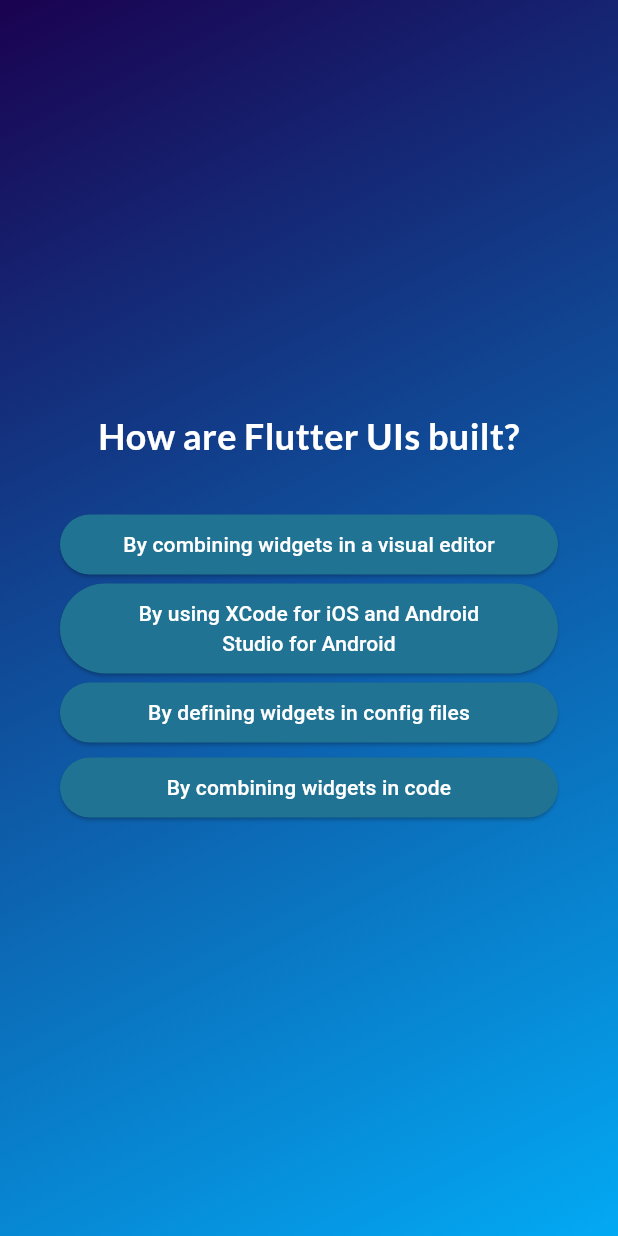
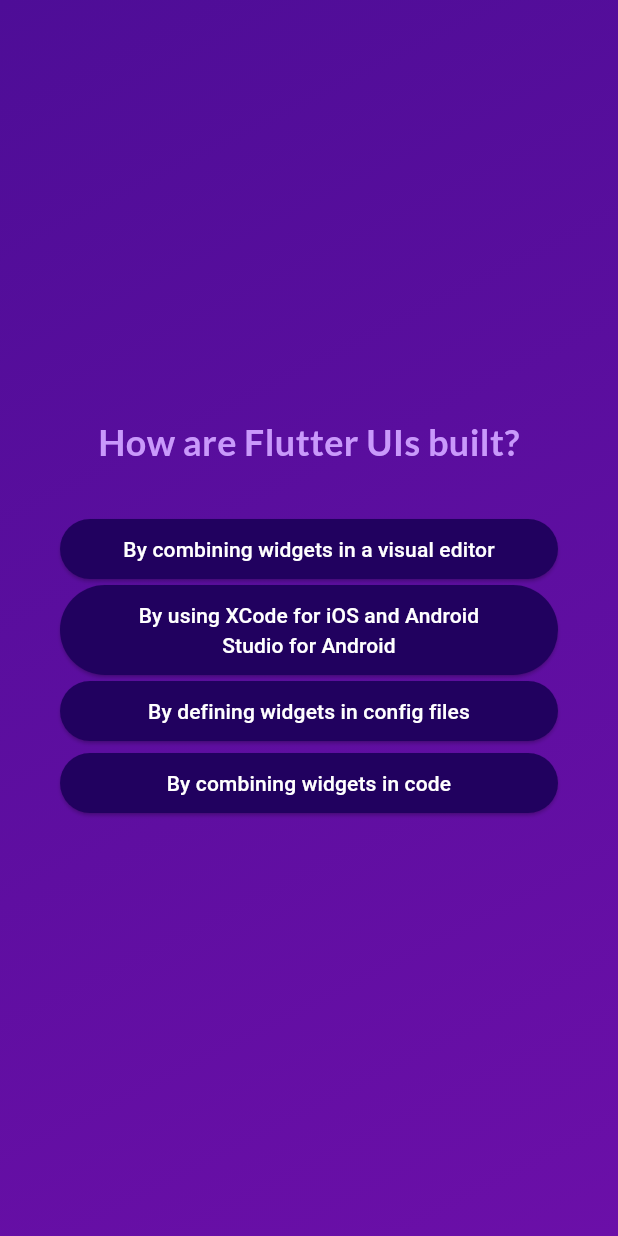
Before and after one commit to mfpullen22/quiz_app, a Flutter app: the screen it shows after launch, after a tap on "Start Quiz", after a tap on "Components", on a phone screen of 412 x 824 dp. Run offline on Flutter 3.47's test engine with Material 3 defaults, Android fonts, the phone set to English and light mode, and no system bars; our stand-ins replace google_fonts.

Commit message:
Starting project for debug section

```diff
--- a/lib/answer_button.dart
+++ b/lib/answer_button.dart
@@ -1,21 +1,25 @@
-import "package:flutter/material.dart";
+import 'package:flutter/material.dart';
 
 class AnswerButton extends StatelessWidget {
-  const AnswerButton(
-      {required this.answerText, required this.onTap, super.key});
+  const AnswerButton({
+    super.key,
+    required this.answerText,
+    required this.onTap,
+  });
 
   final String answerText;
   final void Function() onTap;
 
   @override
   Widget build(BuildContext context) {
-    return Container(
-      margin: const EdgeInsets.symmetric(vertical: 1),
-      child: ElevatedButton(
+    return ElevatedButton(
       onPressed: onTap,
       style: ElevatedButton.styleFrom(
-          padding: const EdgeInsets.symmetric(vertical: 10, horizontal: 40),
-          backgroundColor: const Color.fromARGB(255, 32, 115, 146),
+        padding: const EdgeInsets.symmetric(
+          vertical: 10,
+          horizontal: 40,
+        ),
+        backgroundColor: const Color.fromARGB(255, 33, 1, 95),
         foregroundColor: Colors.white,
         shape: RoundedRectangleBorder(
           borderRadius: BorderRadius.circular(40),
@@ -25,7 +29,6 @@ class AnswerButton extends StatelessWidget {
         answerText,
         textAlign: TextAlign.center,
       ),
-      ),
     );
   }
 }
--- a/lib/data/questions.dart
+++ b/lib/data/questions.dart
@@ -1,4 +1,4 @@
-import 'package:flutter_complete_guide/models/quiz_question.dart';
+import 'package:adv_basics/models/quiz_question.dart';
 
 const questions = [
   QuizQuestion(
--- a/lib/main.dart
+++ b/lib/main.dart
@@ -1,5 +1,6 @@
-import "package:flutter/material.dart";
-import "package:flutter_complete_guide/quiz.dart";
+import 'package:flutter/material.dart';
+
+import 'package:adv_basics/quiz.dart';
 
 void main() {
   runApp(const Quiz());
--- a/lib/models/quiz_question.dart
+++ b/lib/models/quiz_question.dart
@@ -4,7 +4,7 @@ class QuizQuestion {
   final String text;
   final List<String> answers;
 
-  List<String> getShuffledAnswers() {
+  List<String> get shuffledAnswers {
     final shuffledList = List.of(answers);
     shuffledList.shuffle();
     return shuffledList;
--- a/lib/questions_screen.dart
+++ b/lib/questions_screen.dart
@@ -1,15 +1,21 @@
-import "package:flutter/material.dart";
-import "package:flutter_complete_guide/answer_button.dart";
-import "package:flutter_complete_guide/data/questions.dart";
-import "package:google_fonts/google_fonts.dart";
+import 'package:flutter/material.dart';
+import 'package:google_fonts/google_fonts.dart';
+
+import 'package:adv_basics/answer_button.dart';
+import 'package:adv_basics/data/questions.dart';
 
 class QuestionsScreen extends StatefulWidget {
-  const QuestionsScreen(this.onSelectAnswer, {super.key});
+  const QuestionsScreen({
+    super.key,
+    required this.onSelectAnswer,
+  });
 
   final void Function(String answer) onSelectAnswer;
 
   @override
-  State<QuestionsScreen> createState() => _QuestionsScreenState();
+  State<QuestionsScreen> createState() {
+    return _QuestionsScreenState();
+  }
 }
 
 class _QuestionsScreenState extends State<QuestionsScreen> {
@@ -17,13 +23,15 @@ class _QuestionsScreenState extends State<QuestionsScreen> {
 
   void answerQuestion(String selectedAnswer) {
     widget.onSelectAnswer(selectedAnswer);
+    // currentQuestionIndex = currentQuestionIndex + 1;
+    // currentQuestionIndex += 1;
     setState(() {
-      currentQuestionIndex++;
+      currentQuestionIndex++; // increments the value by 1
     });
   }
 
   @override
-  Widget build(BuildContext context) {
+  Widget build(context) {
     final currentQuestion = questions[currentQuestionIndex];
 
     return SizedBox(
@@ -37,20 +45,21 @@ class _QuestionsScreenState extends State<QuestionsScreen> {
             Text(
               currentQuestion.text,
               style: GoogleFonts.lato(
-                color: Colors.white,
+                color: const Color.fromARGB(255, 201, 153, 251),
                 fontSize: 24,
                 fontWeight: FontWeight.bold,
               ),
               textAlign: TextAlign.center,
             ),
             const SizedBox(height: 30),
-            ...currentQuestion.getShuffledAnswers().map((answer) {
+            ...currentQuestion.shuffledAnswers.map((answer) {
               return AnswerButton(
-                  answerText: answer,
-                  onTap: () {
-                    answerQuestion(answer);
-                  });
-            }),
+                answerText: answer,
+                onTap: () {
+                  answerQuestion(answer);
+                },
+              );
+            })
           ],
         ),
       ),
--- a/lib/quiz.dart
+++ b/lib/quiz.dart
@@ -1,53 +1,58 @@
-import "package:flutter/material.dart";
-import "package:flutter_complete_guide/questions_screen.dart";
-import "package:flutter_complete_guide/results_screen.dart";
-import "package:flutter_complete_guide/start_screen.dart";
-import "package:flutter_complete_guide/data/questions.dart";
+import 'package:flutter/material.dart';
+
+import 'package:adv_basics/start_screen.dart';
+import 'package:adv_basics/questions_screen.dart';
+import 'package:adv_basics/data/questions.dart';
+import 'package:adv_basics/results_screen.dart';
 
 class Quiz extends StatefulWidget {
   const Quiz({super.key});
 
   @override
-  State<Quiz> createState() => _QuizState();
+  State<Quiz> createState() {
+    return _QuizState();
+  }
 }
 
 class _QuizState extends State<Quiz> {
-  List<String> selectedAnswers = [];
-  var activeScreen = "start-screen";
+  List<String> _selectedAnswers = [];
+  var _activeScreen = 'start-screen';
 
-  void switchScreen() {
+  void _switchScreen() {
     setState(() {
-      activeScreen = "questions-screen";
+      _activeScreen = 'questions-screen';
     });
   }
 
-  void chooseAnswer(String answer) {
-    selectedAnswers.add(answer);
-    if (selectedAnswers.length == questions.length) {
+  void _chooseAnswer(String answer) {
+    _selectedAnswers.add(answer);
+
+    if (_selectedAnswers.length == questions.length) {
       setState(() {
-        activeScreen = "results-screen";
+        _activeScreen = 'results-screen';
       });
     }
   }
 
   void restartQuiz() {
     setState(() {
-      selectedAnswers = [];
-      activeScreen = "start-screen";
+      _activeScreen = 'questions-screen';
     });
   }
 
   @override
-  Widget build(BuildContext context) {
-    Widget screenWidget = StartScreen(switchScreen);
+  Widget build(context) {
+    Widget screenWidget = StartScreen(_switchScreen);
 
-    if (activeScreen == "questions-screen") {
-      screenWidget = QuestionsScreen(chooseAnswer);
+    if (_activeScreen == 'questions-screen') {
+      screenWidget = QuestionsScreen(
+        onSelectAnswer: _chooseAnswer,
+      );
     }
 
-    if (activeScreen == "results-screen") {
+    if (_activeScreen == 'results-screen') {
       screenWidget = ResultsScreen(
-        chosenAnswers: selectedAnswers,
+        chosenAnswers: _selectedAnswers,
         onRestart: restartQuiz,
       );
     }
@@ -57,7 +62,10 @@ class _QuizState extends State<Quiz> {
         body: Container(
           decoration: const BoxDecoration(
             gradient: LinearGradient(
-              colors: [Color.fromARGB(255, 26, 2, 80), Colors.lightBlue],
+              colors: [
+                Color.fromARGB(255, 78, 13, 151),
+                Color.fromARGB(255, 107, 15, 168),
+              ],
               begin: Alignment.topLeft,
               end: Alignment.bottomRight,
             ),
--- a/lib/start_screen.dart
+++ b/lib/start_screen.dart
@@ -1,5 +1,5 @@
-import "package:flutter/material.dart";
-import "package:google_fonts/google_fonts.dart";
+import 'package:flutter/material.dart';
+import 'package:google_fonts/google_fonts.dart';
 
 class StartScreen extends StatelessWidget {
   const StartScreen(this.startQuiz, {super.key});
@@ -7,18 +7,28 @@ class StartScreen extends StatelessWidget {
   final void Function() startQuiz;
 
   @override
-  Widget build(BuildContext context) {
+  Widget build(context) {
     return Center(
       child: Column(
         mainAxisSize: MainAxisSize.min,
         children: [
-          Image.asset("assets/images/quiz-logo.png",
-              width: 300, color: const Color.fromARGB(150, 255, 255, 255)),
-          const SizedBox(height: 60),
+          Image.asset(
+            'assets/images/quiz-logo.png',
+            width: 300,
+            color: const Color.fromARGB(150, 255, 255, 255),
+          ),
+          // Opacity(
+          //   opacity: 0.6,
+          //   child: Image.asset(
+          //     'assets/images/quiz-logo.png',
+          //     width: 300,
+          //   ),
+          // ),
+          const SizedBox(height: 80),
           Text(
-            "Learn Flutter the fun way!",
+            'Learn Flutter the fun way!',
             style: GoogleFonts.lato(
-              color: Colors.white,
+              color: const Color.fromARGB(255, 237, 223, 252),
               fontSize: 24,
             ),
           ),
@@ -28,9 +38,9 @@ class StartScreen extends StatelessWidget {
             style: OutlinedButton.styleFrom(
               foregroundColor: Colors.white,
             ),
-            label: const Icon(Icons.arrow_right_alt),
-            icon: const Text("Start Quiz"),
-          ),
+            icon: const Icon(Icons.arrow_right_alt),
+            label: const Text('Start Quiz'),
+          )
         ],
       ),
     );
```
Also changed, not shown: lib/questions_summary/question_identifier.dart (+8 -5 lines), lib/questions_summary/questions_summary.dart (+6 -5 lines), lib/questions_summary/summary_item.dart (+30 -23 lines), lib/results_screen.dart (+42 -27 lines), pubspec.yaml (+22 -9 lines), pubspec.lock, 1 other file. Lines whose indentation alone changed are shown as unchanged.
